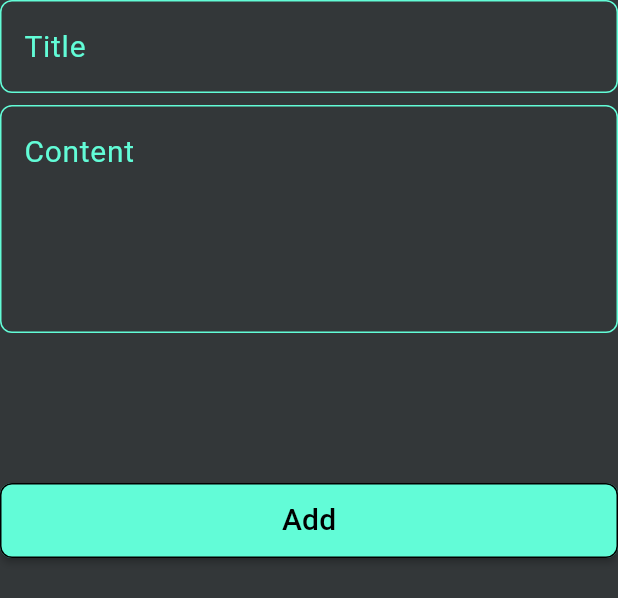
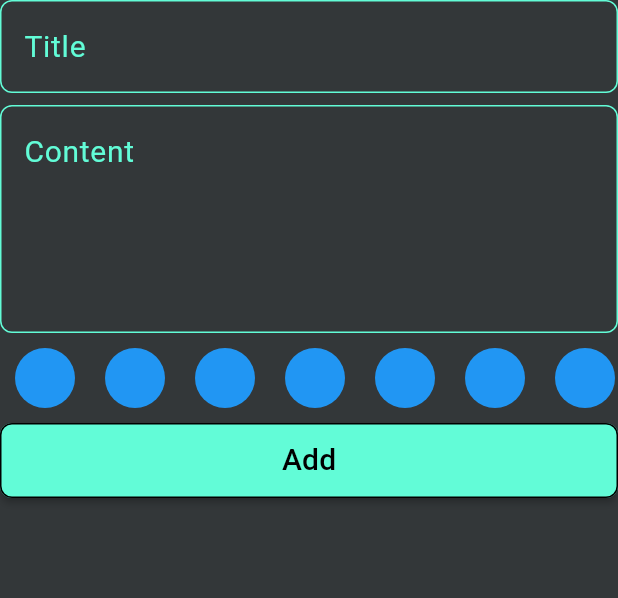
Before and after one commit to Peter-Awod/Notes-App, a Flutter app: the AddNoteForm widget shown alone on an empty page, opened directly, on a phone screen of 412 x 824 dp. Shown: the top 598 px of the screen. Run offline on Flutter 3.47's test engine with Material 3 defaults, Android fonts, the phone set to English and light mode, and no system bars; our stand-ins replace bloc, flutter_bloc, hive, hive_flutter; accounts and stored records are empty; Roboto replaces fonts that are missing (Poppins).

Commit message:
build colors item and colors list view

```diff
--- /dev/null
+++ b/devtools_options.yaml
@@ -0,0 +1 @@
+extensions:
--- a/lib/widgets/add_note_form.dart
+++ b/lib/widgets/add_note_form.dart
@@ -5,6 +5,7 @@ import 'package:notes_app/cubit/add_note_cubit/add_note_states.dart';
 import 'package:notes_app/models/note_model.dart';
 
 import '../shared/components/date_format.dart';
+import 'colors/colors_list_view.dart';
 import 'custom_button.dart';
 import 'custom_text_field.dart';
 
@@ -47,9 +48,7 @@ class _AddNoteFormState extends State<AddNoteForm> {
               subTitle = value;
             },
           ),
-          const SizedBox(
-            height: 100,
-          ),
+          const ColorListView(),
           BlocConsumer<AddNoteCubit, AddNoteStates>(
             listener: (context, state) {},
             builder: (context, state) {
@@ -58,7 +57,6 @@ class _AddNoteFormState extends State<AddNoteForm> {
               } else {
                 return CustomButton(
                   onPressed: () {
-
                     if (formKey.currentState!.validate()) {
                       formKey.currentState!.save();
                       var noteModel = NoteModel(
--- /dev/null
+++ b/lib/widgets/colors/colors_item.dart
@@ -0,0 +1,13 @@
+import 'package:flutter/material.dart';
+
+class ColorItem extends StatelessWidget {
+  const ColorItem({super.key});
+
+  @override
+  Widget build(BuildContext context) {
+    return const CircleAvatar(
+      backgroundColor: Colors.blue,
+      radius: 20,
+    );
+  }
+}
--- /dev/null
+++ b/lib/widgets/colors/colors_list_view.dart
@@ -0,0 +1,24 @@
+
+import 'package:flutter/material.dart';
+
+import 'colors_item.dart';
+
+class ColorListView extends StatelessWidget {
+  const ColorListView({super.key});
+
+  @override
+  Widget build(BuildContext context) {
+    return SizedBox(
+      height: 60,
+      child: ListView.builder(
+        physics: const BouncingScrollPhysics(),
+        itemCount: 10,
+        scrollDirection: Axis.horizontal,
+        itemBuilder: (context, index) => const Padding(
+          padding: EdgeInsets.all(10.0),
+          child: ColorItem(),
+        ),
+      ),
+    );
+  }
+}
```
